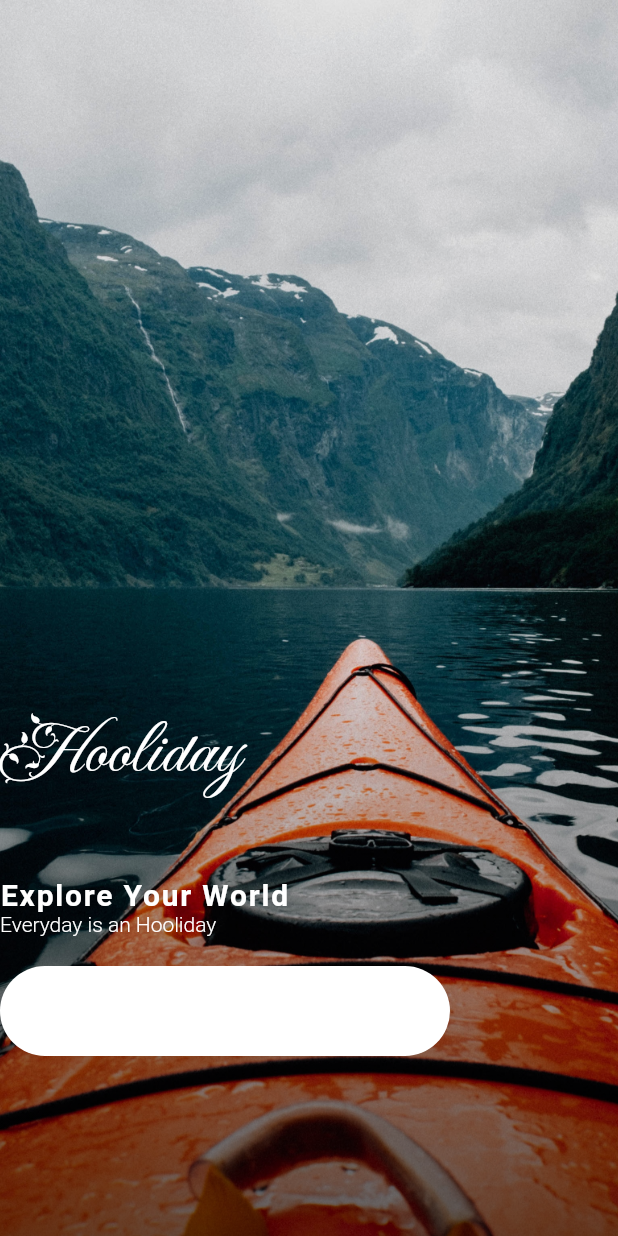
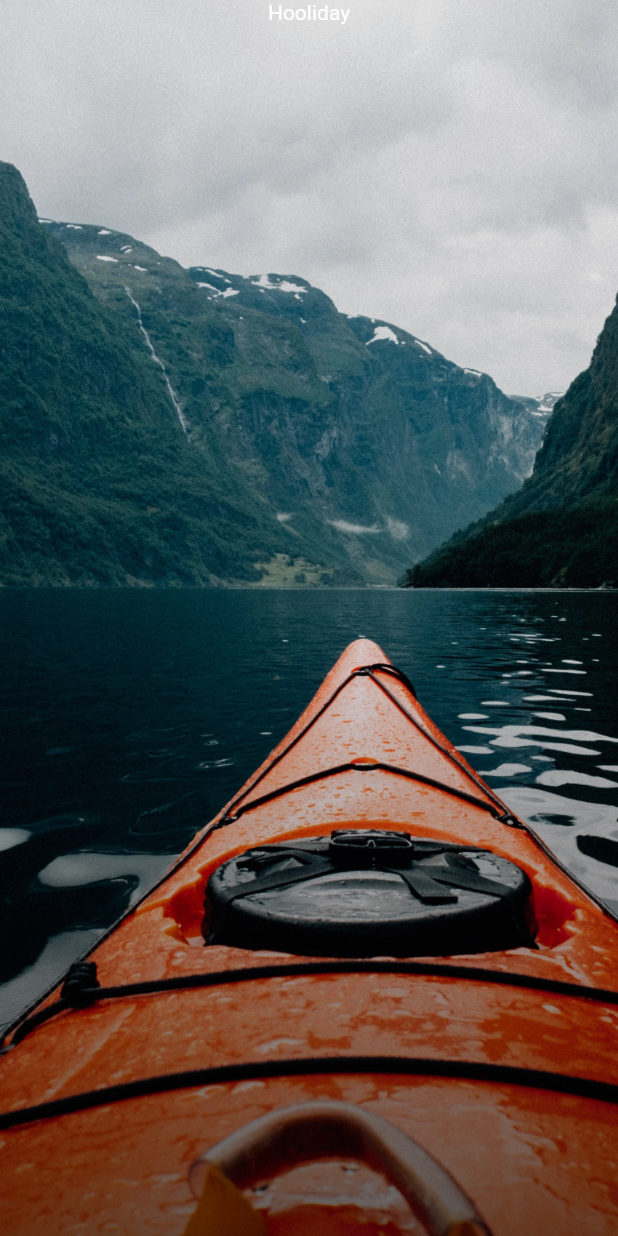
Before and after one commit to Tosin8/hooliday, a Flutter app: the screen it shows after launch, on a phone screen of 412 x 824 dp. Run offline on Flutter 3.47's test engine with Material 2 defaults, Android fonts, the phone set to English and light mode, and no system bars; our stand-ins replace font_awesome_flutter, page_transition.

Commit message:
Update splash_screen.dart

```diff
--- a/lib/extensions/splash_screen.dart
+++ b/lib/extensions/splash_screen.dart
@@ -11,7 +11,8 @@ class SplashScreen extends StatelessWidget {
             width: MediaQuery.sizeOf(context).width,
             decoration: const BoxDecoration(
               image: DecorationImage(
-            image: AssetImage('assets/splash_screen2.jpg'), fit: BoxFit.cover),
+                  image: AssetImage('assets/splash_screen2.jpg'),
+                  fit: BoxFit.cover),
             ),
             child: Container(
                 width: double.infinity,
@@ -23,43 +24,15 @@ class SplashScreen extends StatelessWidget {
                   ],
                   begin: Alignment.bottomRight,
                 )),
-          child: const Padding(
-            padding: EdgeInsets.symmetric(vertical: 120),
                 child: Column(
-              crossAxisAlignment: CrossAxisAlignment.start,
-              mainAxisAlignment: MainAxisAlignment.end,
                   children: [
                     Text(
                       'Hooliday',
                       style: TextStyle(
-                      fontSize: 48,
                         color: Colors.white,
-                      fontWeight: FontWeight.w400,
-                      fontFamily: 'Fleur De Leah'),
                       ),
-                SizedBox(height: 50),
-                Text(
-                  'Explore Your World',
-                  style: TextStyle(
-                      color: Colors.white,
-                      fontSize: 20,
-                      fontWeight: FontWeight.w700,
-                      height: 0,
-                      letterSpacing: 1.2),
-                ),
-                Text(
-                  'Everyday is an Hooliday',
-                  style: TextStyle(
-                      color: Colors.white,
-                      fontSize: 14,
-                      fontWeight: FontWeight.w300,
-                      height: 0),
-                ),
-                SizedBox(height: 20),
-                SplashBtn()
+                    )
                   ],
-            ),
-          )),
-    ));
+                ))));
   }
 }
```
Lines whose indentation alone changed are shown as unchanged.
